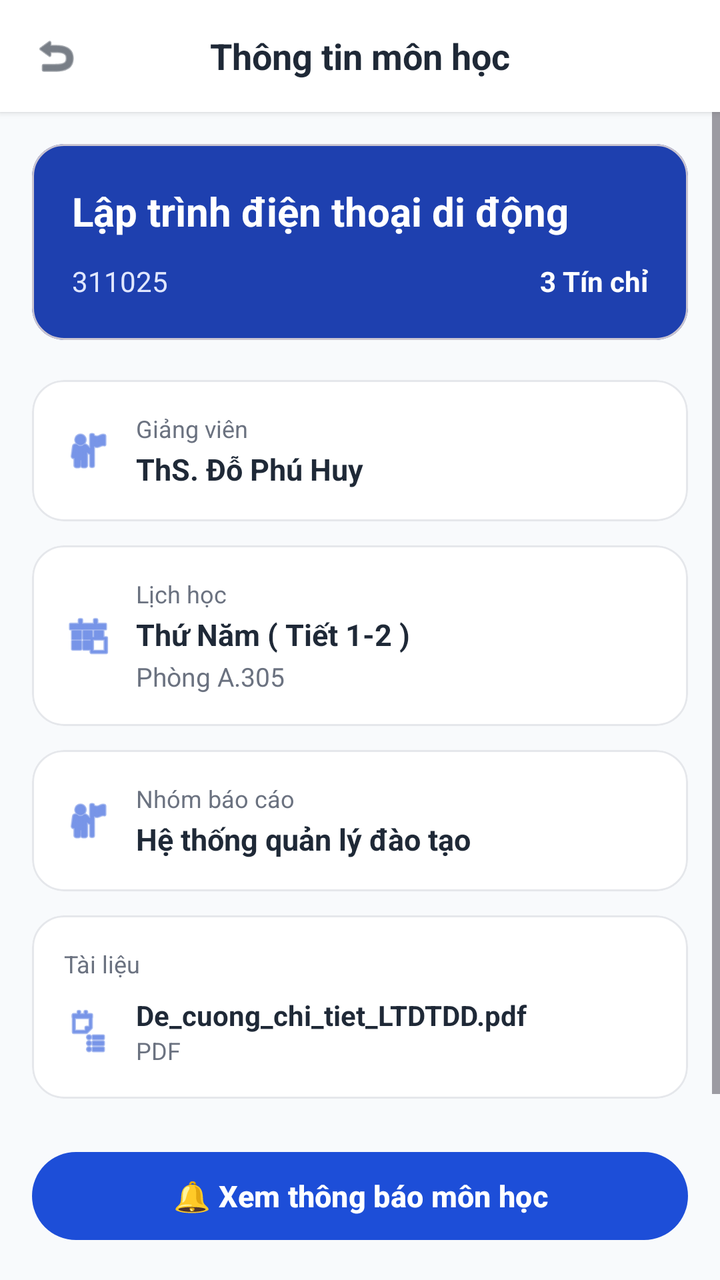
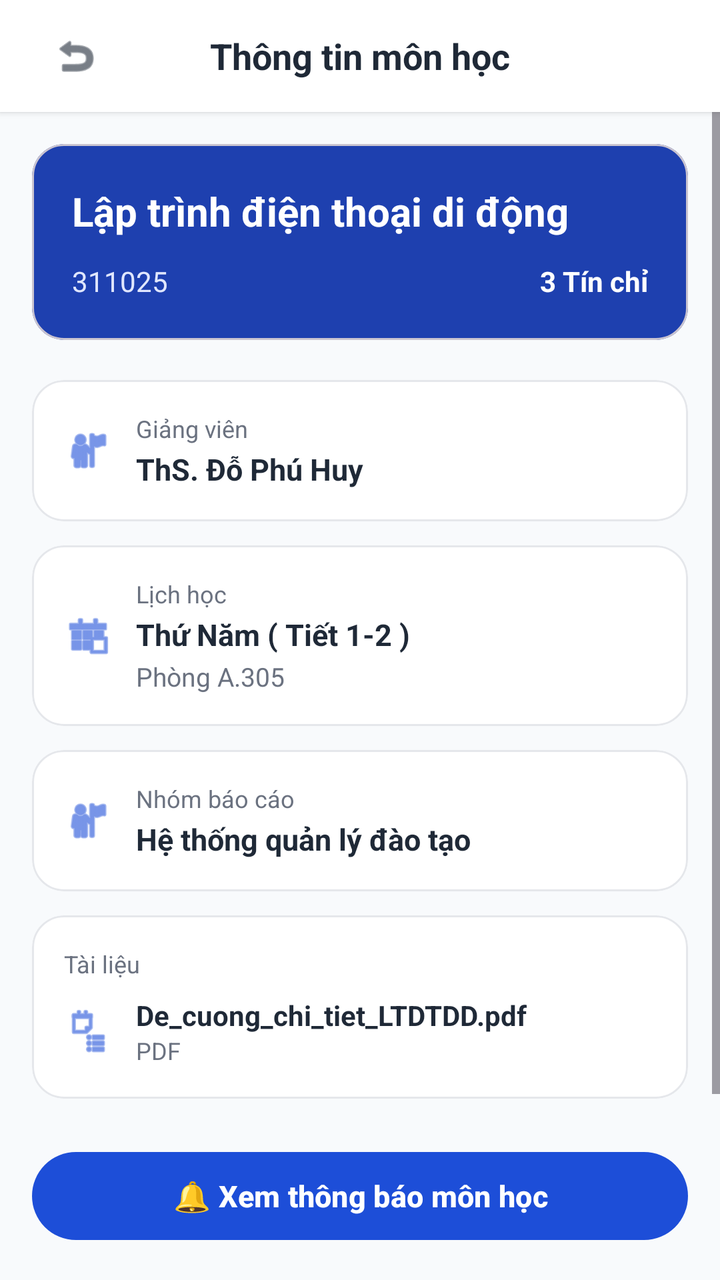

The first picture is an Android layout as it rendered before a commit; the second is the same layout after the commit. The layout source and the unified diff follow.
<!-- AndroidManifest.xml: application theme Theme.XayDung -->
<!-- res/layout/activity_subject_detail.xml -->
<?xml version="1.0" encoding="utf-8"?>
<RelativeLayout xmlns:android="http://schemas.android.com/apk/res/android"
    xmlns:app="http://schemas.android.com/apk/res-auto"
    android:layout_width="match_parent"
    android:layout_height="match_parent"
    android:background="@color/figma_bg">

    
    <RelativeLayout
        android:id="@+id/headerToolbar"
        android:layout_width="match_parent"
        android:layout_height="56dp"
        android:paddingHorizontal="16dp"
        android:background="@color/white"
        android:elevation="2dp">

        <ImageView
            android:id="@+id/btnBack"
            android:layout_width="24dp"
            android:layout_height="24dp"
            android:layout_centerVertical="true"
            android:src="@android:drawable/ic_menu_revert"
            android:contentDescription="Back"
            app:tint="@color/figma_text_primary" />

        <TextView
            android:layout_width="wrap_content"
            android:layout_height="wrap_content"
            android:layout_centerInParent="true"
            android:text="Thông tin môn học"
            android:textColor="@color/figma_text_primary"
            android:textSize="18sp"
            android:textStyle="bold" />
    </RelativeLayout>

    <ScrollView
        android:layout_width="match_parent"
        android:layout_height="match_parent"
        android:layout_below="@id/headerToolbar"
        android:layout_above="@id/btnViewNotifications"
        android:fillViewport="true">

        <LinearLayout
            android:layout_width="match_parent"
            android:layout_height="wrap_content"
            android:orientation="vertical"
            android:padding="16dp">

            
            <com.google.android.material.card.MaterialCardView
                android:layout_width="match_parent"
                android:layout_height="wrap_content"
                android:layout_marginBottom="20dp"
                app:cardCornerRadius="16dp"
                app:cardElevation="0dp"
                app:cardBackgroundColor="@color/figma_blue_dark">

                <LinearLayout
                    android:layout_width="match_parent"
                    android:layout_height="wrap_content"
                    android:orientation="vertical"
                    android:padding="20dp">

                    <TextView
                        android:layout_width="match_parent"
                        android:layout_height="wrap_content"
                        android:text="Lập trình điện thoại di động"
                        android:textColor="@color/white"
                        android:textSize="20sp"
                        android:textStyle="bold" />

                    <RelativeLayout
                        android:layout_width="match_parent"
                        android:layout_height="wrap_content"
                        android:layout_marginTop="12dp">

                        <TextView
                            android:layout_width="wrap_content"
                            android:layout_height="wrap_content"
                            android:text="311025"
                            android:textColor="#E0E7FF"
                            android:textSize="14sp" />

                        <TextView
                            android:layout_width="wrap_content"
                            android:layout_height="wrap_content"
                            android:layout_alignParentEnd="true"
                            android:text="3 Tín chỉ"
                            android:textColor="@color/white"
                            android:textSize="14sp"
                            android:textStyle="bold" />
                    </RelativeLayout>
                </LinearLayout>
            </com.google.android.material.card.MaterialCardView>

            
            <com.google.android.material.card.MaterialCardView
                android:id="@+id/cardLecturer"
                android:layout_width="match_parent"
                android:layout_height="wrap_content"
                android:layout_marginBottom="12dp"
                app:cardCornerRadius="16dp"
                app:cardElevation="0dp"
                app:cardBackgroundColor="@color/white"
                app:strokeColor="@color/figma_card_border"
                app:strokeWidth="1dp"
                android:clickable="true"
                android:focusable="true">

                <LinearLayout
                    android:layout_width="match_parent"
                    android:layout_height="wrap_content"
                    android:orientation="horizontal"
                    android:padding="16dp"
                    android:gravity="center_vertical">

                    <ImageView
                        android:layout_width="24dp"
                        android:layout_height="24dp"
                        android:src="@android:drawable/ic_menu_myplaces"
                        android:contentDescription="Icon"
                        app:tint="@color/figma_blue" />

                    <LinearLayout
                        android:layout_width="wrap_content"
                        android:layout_height="wrap_content"
                        android:layout_marginStart="12dp"
                        android:orientation="vertical">

                        <TextView
                            android:layout_width="wrap_content"
                            android:layout_height="wrap_content"
                            android:text="Giảng viên"
                            android:textColor="@color/figma_text_secondary"
                            android:textSize="12sp" />

                        <TextView
                            android:layout_width="wrap_content"
                            android:layout_height="wrap_content"
                            android:layout_marginTop="2dp"
                            android:text="ThS. Đỗ Phú Huy"
                            android:textColor="@color/figma_text_primary"
                            android:textSize="15sp"
                            android:textStyle="bold" />
                    </LinearLayout>
                </LinearLayout>
            </com.google.android.material.card.MaterialCardView>

            
            <com.google.android.material.card.MaterialCardView
                android:layout_width="match_parent"
                android:layout_height="wrap_content"
                android:layout_marginBottom="12dp"
                app:cardCornerRadius="16dp"
                app:cardElevation="0dp"
                app:cardBackgroundColor="@color/white"
                app:strokeColor="@color/figma_card_border"
                app:strokeWidth="1dp">

                <LinearLayout
                    android:layout_width="match_parent"
                    android:layout_height="wrap_content"
                    android:orientation="horizontal"
                    android:padding="16dp"
                    android:gravity="center_vertical">

                    <ImageView
                        android:layout_width="24dp"
                        android:layout_height="24dp"
                        android:src="@android:drawable/ic_menu_today"
                        android:contentDescription="Icon"
                        app:tint="@color/figma_blue" />

                    <LinearLayout
                        android:layout_width="wrap_content"
                        android:layout_height="wrap_content"
                        android:layout_marginStart="12dp"
                        android:orientation="vertical">

                        <TextView
                            android:layout_width="wrap_content"
                            android:layout_height="wrap_content"
                            android:text="Lịch học"
                            android:textColor="@color/figma_text_secondary"
                            android:textSize="12sp" />

                        <TextView
                            android:layout_width="wrap_content"
                            android:layout_height="wrap_content"
                            android:layout_marginTop="2dp"
                            android:text="Thứ Năm ( Tiết 1-2 )"
                            android:textColor="@color/figma_text_primary"
                            android:textSize="15sp"
                            android:textStyle="bold" />

                        <TextView
                            android:layout_width="wrap_content"
                            android:layout_height="wrap_content"
                            android:layout_marginTop="2dp"
                            android:text="Phòng A.305"
                            android:textColor="@color/figma_text_secondary"
                            android:textSize="13sp" />
                    </LinearLayout>
                </LinearLayout>
            </com.google.android.material.card.MaterialCardView>

            
            <com.google.android.material.card.MaterialCardView
                android:layout_width="match_parent"
                android:layout_height="wrap_content"
                android:layout_marginBottom="12dp"
                app:cardCornerRadius="16dp"
                app:cardElevation="0dp"
                app:cardBackgroundColor="@color/white"
                app:strokeColor="@color/figma_card_border"
                app:strokeWidth="1dp">

                <LinearLayout
                    android:layout_width="match_parent"
                    android:layout_height="wrap_content"
                    android:orientation="horizontal"
                    android:padding="16dp"
                    android:gravity="center_vertical">

                    <ImageView
                        android:layout_width="24dp"
                        android:layout_height="24dp"
                        android:src="@android:drawable/ic_menu_myplaces"
                        android:contentDescription="Icon"
                        app:tint="@color/figma_blue" />

                    <LinearLayout
                        android:layout_width="wrap_content"
                        android:layout_height="wrap_content"
                        android:layout_marginStart="12dp"
                        android:orientation="vertical">

                        <TextView
                            android:layout_width="wrap_content"
                            android:layout_height="wrap_content"
                            android:text="Nhóm báo cáo"
                            android:textColor="@color/figma_text_secondary"
                            android:textSize="12sp" />

                        <TextView
                            android:layout_width="wrap_content"
                            android:layout_height="wrap_content"
                            android:layout_marginTop="2dp"
                            android:text="Hệ thống quản lý đào tạo"
                            android:textColor="@color/figma_text_primary"
                            android:textSize="15sp"
                            android:textStyle="bold" />
                    </LinearLayout>
                </LinearLayout>
            </com.google.android.material.card.MaterialCardView>

            
            <com.google.android.material.card.MaterialCardView
                android:layout_width="match_parent"
                android:layout_height="wrap_content"
                app:cardCornerRadius="16dp"
                app:cardElevation="0dp"
                app:cardBackgroundColor="@color/white"
                app:strokeColor="@color/figma_card_border"
                app:strokeWidth="1dp">

                <LinearLayout
                    android:layout_width="match_parent"
                    android:layout_height="wrap_content"
                    android:orientation="vertical"
                    android:padding="16dp">

                    <TextView
                        android:layout_width="wrap_content"
                        android:layout_height="wrap_content"
                        android:text="Tài liệu"
                        android:textColor="@color/figma_text_secondary"
                        android:textSize="12sp" />

                    <LinearLayout
                        android:layout_width="wrap_content"
                        android:layout_height="wrap_content"
                        android:layout_marginTop="8dp"
                        android:orientation="horizontal"
                        android:gravity="center_vertical">

                        <ImageView
                            android:layout_width="24dp"
                            android:layout_height="24dp"
                            android:src="@android:drawable/ic_menu_agenda"
                            android:contentDescription="File"
                            app:tint="@color/figma_blue" />

                        <LinearLayout
                            android:layout_width="wrap_content"
                            android:layout_height="wrap_content"
                            android:layout_marginStart="12dp"
                            android:orientation="vertical">

                            <TextView
                                android:layout_width="wrap_content"
                                android:layout_height="wrap_content"
                                android:text="De_cuong_chi_tiet_LTDTDD.pdf"
                                android:textColor="@color/figma_text_primary"
                                android:textSize="14sp"
                                android:textStyle="bold" />

                            <TextView
                                android:layout_width="wrap_content"
                                android:layout_height="wrap_content"
                                android:text="PDF"
                                android:textColor="@color/figma_text_secondary"
                                android:textSize="12sp" />
                        </LinearLayout>
                    </LinearLayout>
                </LinearLayout>
            </com.google.android.material.card.MaterialCardView>

        </LinearLayout>
    </ScrollView>

    
    <com.google.android.material.button.MaterialButton
        android:id="@+id/btnViewNotifications"
        android:layout_width="match_parent"
        android:layout_height="52dp"
        android:layout_alignParentBottom="true"
        android:layout_margin="16dp"
        android:text="🔔 Xem thông báo môn học"
        android:textSize="15sp"
        android:textStyle="bold"
        app:cornerRadius="26dp"
        app:backgroundTint="@color/figma_blue" />

</RelativeLayout>
<!-- resources referenced by this layout -->
<resources>
  <color name="figma_bg">#F8FAFC</color>
  <color name="figma_blue">#1D4ED8</color>
  <color name="figma_blue_dark">#1E40AF</color>
  <color name="figma_card_border">#E5E7EB</color>
  <color name="figma_text_primary">#1F2937</color>
  <color name="figma_text_secondary">#6B7280</color>
  <color name="white">#FFFFFFFF</color>
  <style name="Theme.XayDung" parent="Base.Theme.XayDung" />
  <style name="Base.Theme.XayDung" parent="Theme.Material3.DayNight.NoActionBar">
          <item name="colorPrimary">@color/figma_blue</item>
          <item name="colorPrimaryDark">@color/figma_blue_dark</item>
          <item name="colorSecondary">@color/figma_blue</item>
          <item name="android:windowBackground">@color/figma_bg</item>
      </style>
</resources>

<!-- the commit's change to res/layout/activity_subject_detail.xml (unified diff, before → after) -->
@@ -16,9 +16,13 @@
 
         <ImageView
             android:id="@+id/btnBack"
-            android:layout_width="24dp"
-            android:layout_height="24dp"
+            android:layout_width="44dp"
+            android:layout_height="44dp"
             android:layout_centerVertical="true"
+            android:padding="10dp"
+            android:clickable="true"
+            android:focusable="true"
+            android:background="?attr/selectableItemBackgroundBorderless"
             android:src="@android:drawable/ic_menu_revert"
             android:contentDescription="Back"
             app:tint="@color/figma_text_primary" />
